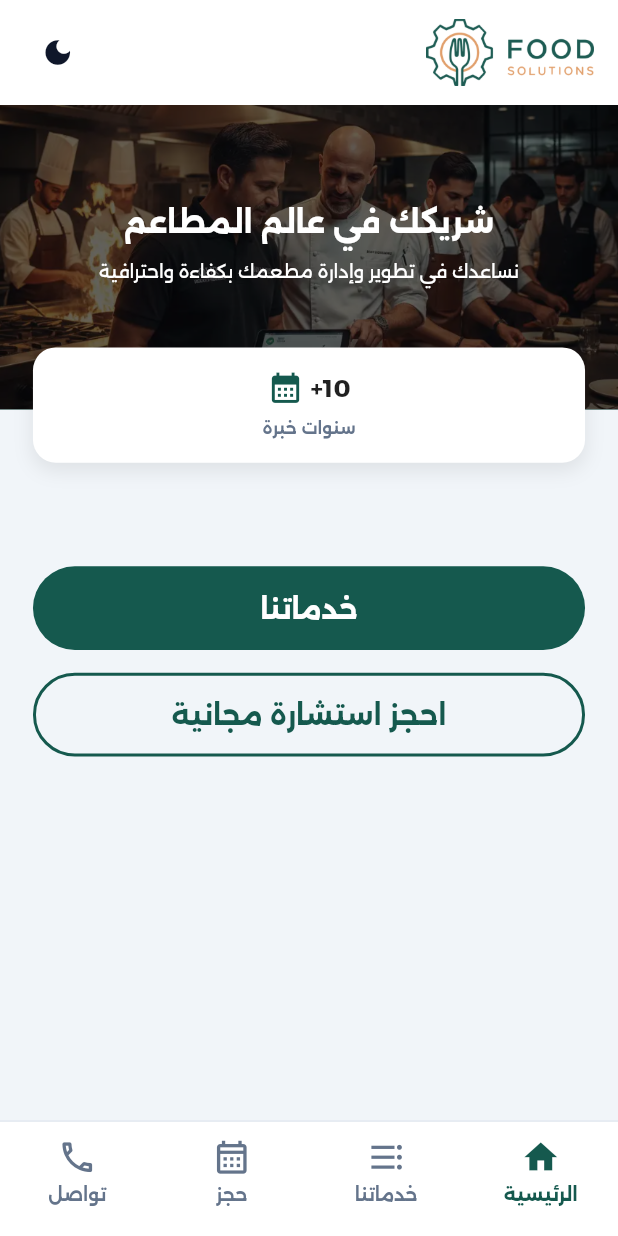
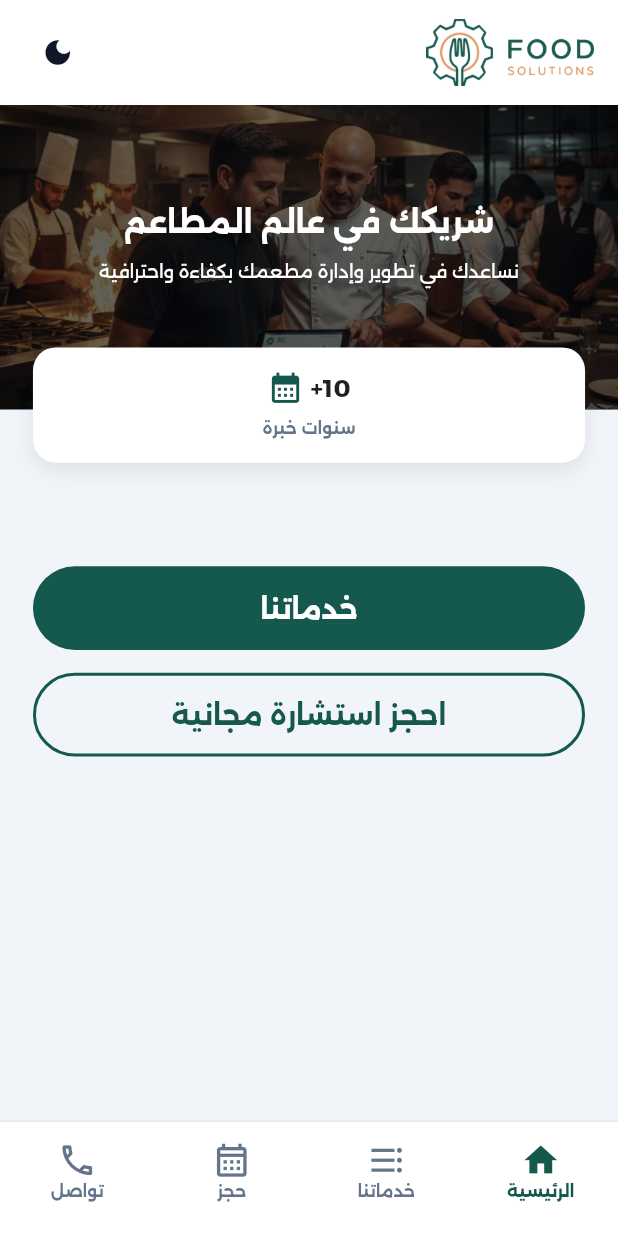
Before and after one commit to AkramMousa458/food_solutions, a Flutter app: the screen it shows after launch, on a phone screen of 412 x 824 dp. Run offline on Flutter 3.47's test engine with Material 3 defaults, Android fonts, the phone set to English and light mode, and no system bars; drawn by our look-alikes of flutter_animate; our stand-ins replace cached_network_image, dio, equatable, flutter_bloc, flutter_screenutil, font_awesome_flutter and 6 more; network calls fail.

Commit message:
chore: configure iOS deployment target to 13.0, update signing settings, and adjust navigation bar layout

```diff
--- a/lib/features/base/presentation/widgets/custom_bottom_nav_bar.dart
+++ b/lib/features/base/presentation/widgets/custom_bottom_nav_bar.dart
@@ -124,12 +124,12 @@ class CustomBottomNavBar extends StatelessWidget {
                 size: 26.sp,
               ),
             ),
-            SizedBox(height: 4.h),
+            // SizedBox(height: 4.h),
             AnimatedDefaultTextStyle(
               duration: const Duration(milliseconds: 200),
               style: AppStyles.textstyle10.copyWith(
                 color: color,
-                fontSize: 12.sp,
+                fontSize: 11.sp,
                 fontWeight: isSelected ? FontWeight.bold : FontWeight.w600,
               ),
               child: Text(translatedText),
```
Also changed, not shown: 4 other files.
